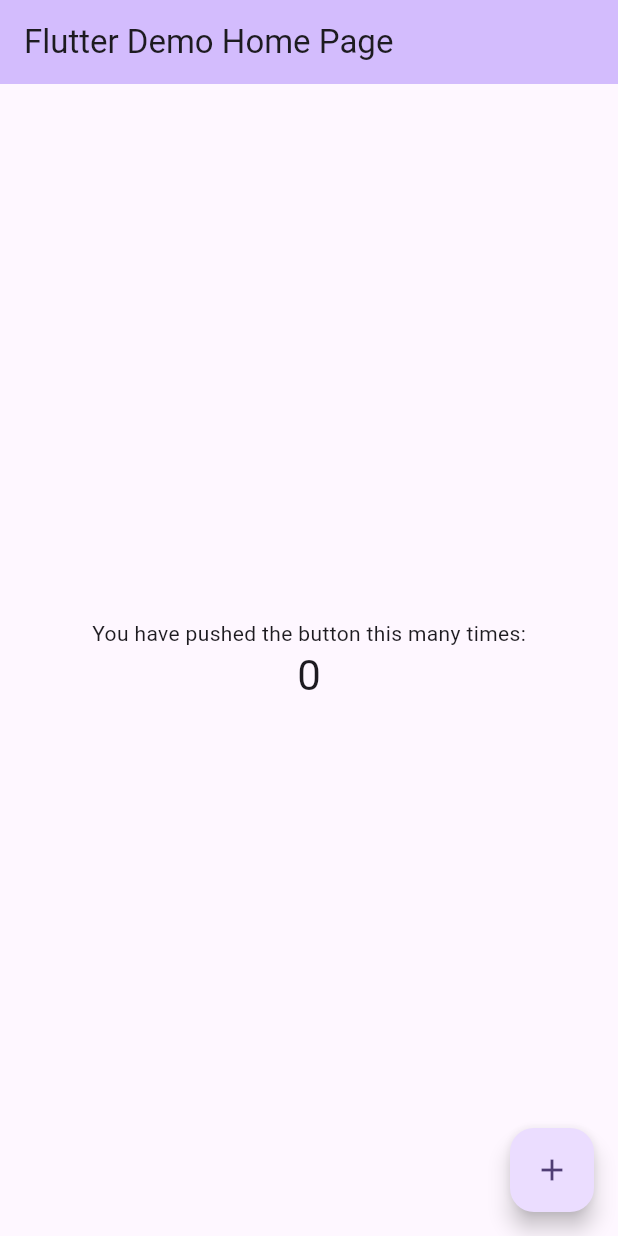
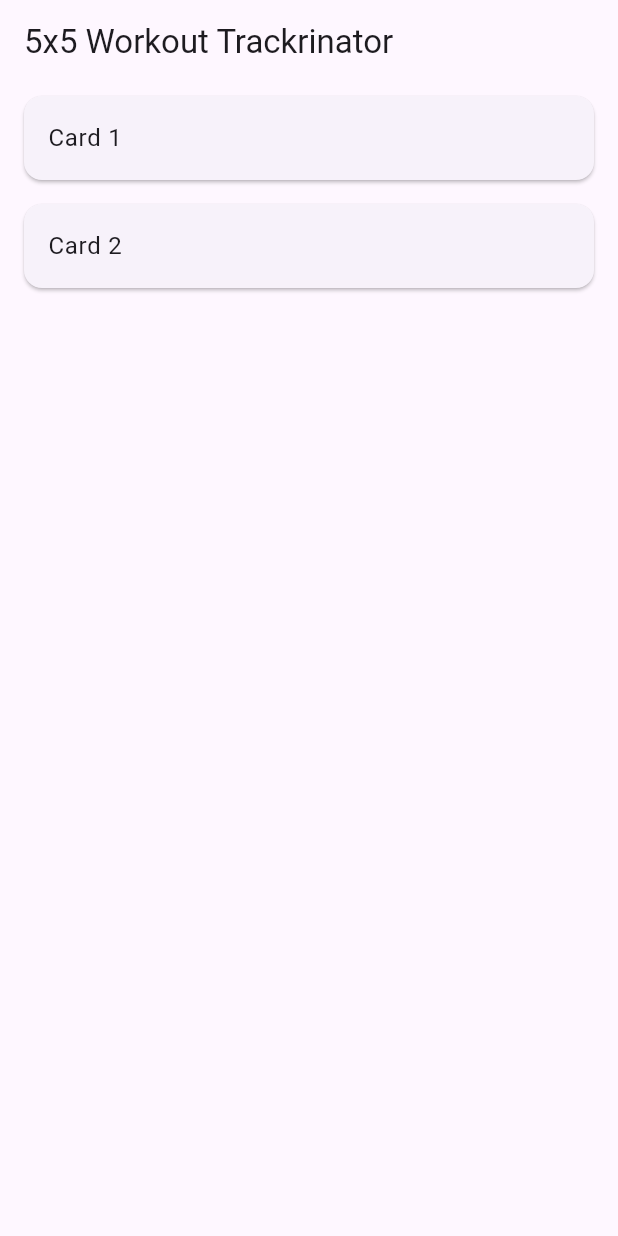
Before and after one commit to c3hmke/trackrinator, a Flutter app: the screen it shows after launch, on a phone screen of 412 x 824 dp. Run offline on Flutter 3.47's test engine with Material 3 defaults, Android fonts, the phone set to English and light mode, and no system bars.

Commit message:
Create a simple Home page structure

```diff
--- /dev/null
+++ b/lib/app/app.dart
@@ -0,0 +1,35 @@
+import 'package:flutter/material.dart';
+
+class App extends StatelessWidget {
+  const App({super.key});
+
+  @override
+  Widget build(BuildContext context) {
+    return MaterialApp(
+      title: 'trackrinator',
+      home: HomePage(),
+    );
+  }
+}
+
+class HomePage extends StatelessWidget {
+  final List<String> items = ['Card 1', 'Card 2'];
+
+  @override
+  Widget build(BuildContext context) {
+    return Scaffold(
+      appBar: AppBar(title: Text('5x5 Workout Trackrinator'),),
+      body: ListView.builder(
+        itemCount: items.length,
+        itemBuilder: (context, index) {
+          return Card(
+            margin: EdgeInsets.symmetric(horizontal: 16, vertical: 8),
+            child: ListTile(
+              title: Text(items[index]),
+            ),
+          );
+        },
+      ),
+    );
+  }
+}
--- /dev/null
+++ b/lib/features/home/home_page.dart
@@ -0,0 +1,17 @@
+import 'package:flutter/material.dart';
+import 'home_card.dart';
+
+class HomePage extends StatelessWidget {
+  final List<String> items = ['Card 1', 'Card 2'];
+
+  @override
+  Widget build(BuildContext context) {
+    return Scaffold(
+      appBar: AppBar(title: Text('Simple App')),
+      body: ListView.builder(
+        itemCount: items.length,
+        itemBuilder: (context, index) => HomeCard(title: items[index]),
+      ),
+    );
+  }
+}
--- a/lib/main.dart
+++ b/lib/main.dart
@@ -1,122 +1,4 @@
 import 'package:flutter/material.dart';
+import 'package:trackrinator/app/app.dart';
 
-void main() {
-  runApp(const MyApp());
-}
-
-class MyApp extends StatelessWidget {
-  const MyApp({super.key});
-
-  // This widget is the root of your application.
-  @override
-  Widget build(BuildContext context) {
-    return MaterialApp(
-      title: 'Flutter Demo',
-      theme: ThemeData(
-        // This is the theme of your application.
-        //
-        // TRY THIS: Try running your application with "flutter run". You'll see
-        // the application has a purple toolbar. Then, without quitting the app,
-        // try changing the seedColor in the colorScheme below to Colors.green
-        // and then invoke "hot reload" (save your changes or press the "hot
-        // reload" button in a Flutter-supported IDE, or press "r" if you used
-        // the command line to start the app).
-        //
-        // Notice that the counter didn't reset back to zero; the application
-        // state is not lost during the reload. To reset the state, use hot
-        // restart instead.
-        //
-        // This works for code too, not just values: Most code changes can be
-        // tested with just a hot reload.
-        colorScheme: ColorScheme.fromSeed(seedColor: Colors.deepPurple),
-      ),
-      home: const MyHomePage(title: 'Flutter Demo Home Page'),
-    );
-  }
-}
-
-class MyHomePage extends StatefulWidget {
-  const MyHomePage({super.key, required this.title});
-
-  // This widget is the home page of your application. It is stateful, meaning
-  // that it has a State object (defined below) that contains fields that affect
-  // how it looks.
-
-  // This class is the configuration for the state. It holds the values (in this
-  // case the title) provided by the parent (in this case the App widget) and
-  // used by the build method of the State. Fields in a Widget subclass are
-  // always marked "final".
-
-  final String title;
-
-  @override
-  State<MyHomePage> createState() => _MyHomePageState();
-}
-
-class _MyHomePageState extends State<MyHomePage> {
-  int _counter = 0;
-
-  void _incrementCounter() {
-    setState(() {
-      // This call to setState tells the Flutter framework that something has
-      // changed in this State, which causes it to rerun the build method below
-      // so that the display can reflect the updated values. If we changed
-      // _counter without calling setState(), then the build method would not be
-      // called again, and so nothing would appear to happen.
-      _counter++;
-    });
-  }
-
-  @override
-  Widget build(BuildContext context) {
-    // This method is rerun every time setState is called, for instance as done
-    // by the _incrementCounter method above.
-    //
-    // The Flutter framework has been optimized to make rerunning build methods
-    // fast, so that you can just rebuild anything that needs updating rather
-    // than having to individually change instances of widgets.
-    return Scaffold(
-      appBar: AppBar(
-        // TRY THIS: Try changing the color here to a specific color (to
-        // Colors.amber, perhaps?) and trigger a hot reload to see the AppBar
-        // change color while the other colors stay the same.
-        backgroundColor: Theme.of(context).colorScheme.inversePrimary,
-        // Here we take the value from the MyHomePage object that was created by
-        // the App.build method, and use it to set our appbar title.
-        title: Text(widget.title),
-      ),
-      body: Center(
-        // Center is a layout widget. It takes a single child and positions it
-        // in the middle of the parent.
-        child: Column(
-          // Column is also a layout widget. It takes a list of children and
-          // arranges them vertically. By default, it sizes itself to fit its
-          // children horizontally, and tries to be as tall as its parent.
-          //
-          // Column has various properties to control how it sizes itself and
-          // how it positions its children. Here we use mainAxisAlignment to
-          // center the children vertically; the main axis here is the vertical
-          // axis because Columns are vertical (the cross axis would be
-          // horizontal).
-          //
-          // TRY THIS: Invoke "debug painting" (choose the "Toggle Debug Paint"
-          // action in the IDE, or press "p" in the console), to see the
-          // wireframe for each widget.
-          mainAxisAlignment: MainAxisAlignment.center,
-          children: <Widget>[
-            const Text('You have pushed the button this many times:'),
-            Text(
-              '$_counter',
-              style: Theme.of(context).textTheme.headlineMedium,
-            ),
-          ],
-        ),
-      ),
-      floatingActionButton: FloatingActionButton(
-        onPressed: _incrementCounter,
-        tooltip: 'Increment',
-        child: const Icon(Icons.add),
-      ), // This trailing comma makes auto-formatting nicer for build methods.
-    );
-  }
-}
+void main() => runApp(const App());
```
Also changed, not shown: lib/features/home/home_card.dart (added, +15 -0 lines), 1 other file.
